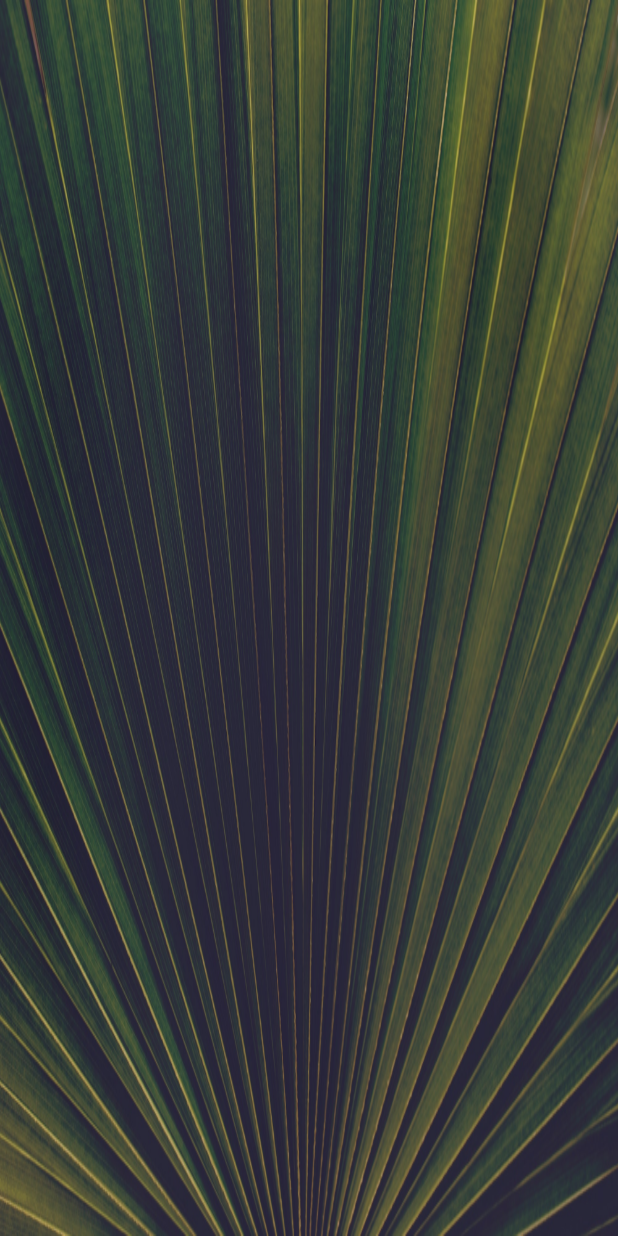
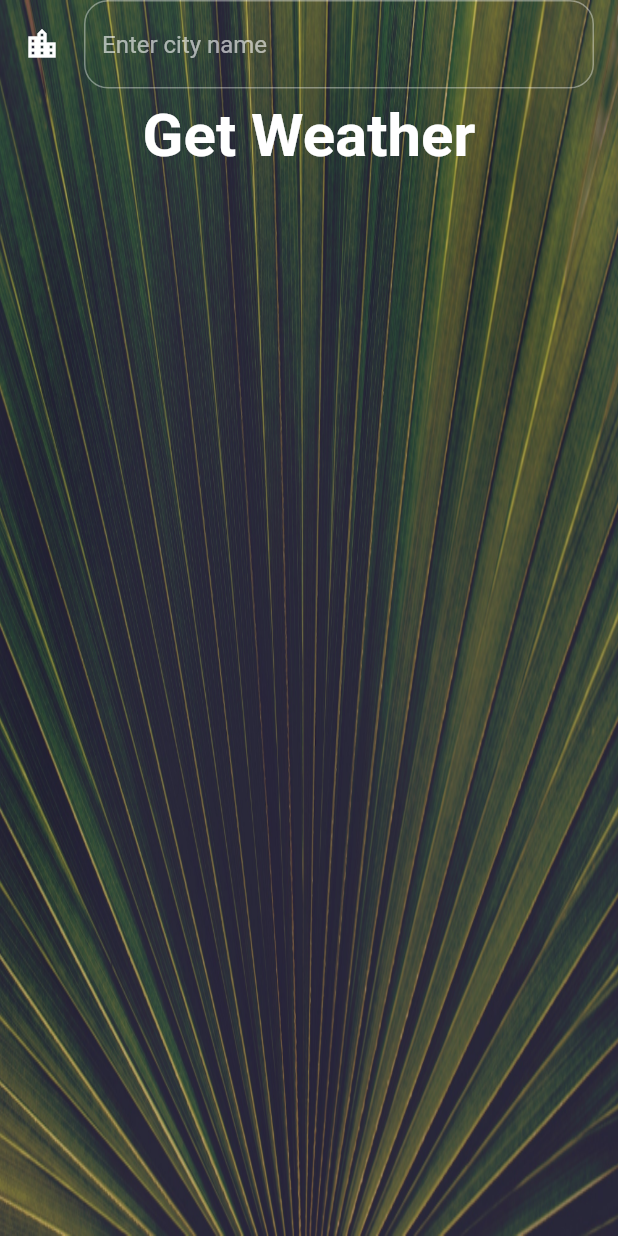
Before and after one commit to codewhite7777/flutter_bootcamp, a Flutter app: the SearchScreen screen opened by its route, on a phone screen of 412 x 824 dp. Run offline on Flutter 3.47's test engine with Material 2 defaults, Android fonts, the phone set to English and light mode, and no system bars; our stand-ins replace animated_text_kit, audioplayers, flutter_spinkit, font_awesome_flutter, geolocator; statements that could not run were skipped.

Commit message:
feat : search_screen

```diff
--- a/clima/lib/screen/main_screen.dart
+++ b/clima/lib/screen/main_screen.dart
@@ -105,9 +105,11 @@ class _MainScreenState extends State<MainScreen> {
                     hoverColor: Colors.red,
                   ),
                   IconButton(
-                    onPressed: () {
-                      Navigator.pushNamed(context, '/search');
-                      print('Search Button');
+                    onPressed: () async {
+                      final temp =
+                          await Navigator.pushNamed(context, '/search');
+                      if (temp == null) return;
+                      print('update');
                     },
                     icon: Icon(FontAwesomeIcons.treeCity),
                     iconSize: 40,
--- a/clima/lib/screen/search_screen.dart
+++ b/clima/lib/screen/search_screen.dart
@@ -9,12 +9,62 @@ class SearchScreen extends StatefulWidget {
 }
 
 class _SearchScreenState extends State<SearchScreen> {
+  String? searchTarget;
+
   @override
   Widget build(BuildContext context) {
     return Scaffold(
       body: Stack(
         children: [
           BackGroundImage(imagePath: 'images/city_background.jpg'),
+          SafeArea(
+            child: Column(
+              crossAxisAlignment: CrossAxisAlignment.center,
+              children: [
+                Padding(
+                  padding: const EdgeInsets.symmetric(horizontal: 16.0),
+                  child: TextField(
+                    onChanged: (String value) {
+                      searchTarget = value;
+                    },
+                    cursorColor: Colors.grey,
+                    maxLines: 1,
+                    style: TextStyle(
+                      color: Colors.white,
+                    ),
+                    decoration: InputDecoration(
+                      hintText: 'Enter city name',
+                      icon: Icon(
+                        Icons.location_city_outlined,
+                        color: Colors.white,
+                      ),
+                      border: OutlineInputBorder(
+                        borderRadius: BorderRadius.circular(16),
+                        borderSide: BorderSide(
+                          color: Colors.red,
+                          width: 20,
+                          style: BorderStyle.solid,
+                        ),
+                      ),
+                    ),
+                  ),
+                ),
+                TextButton(
+                  child: Text(
+                    'Get Weather',
+                    style: TextStyle(
+                      color: Colors.white,
+                      fontSize: 40.0,
+                      fontWeight: FontWeight.bold,
+                    ),
+                  ),
+                  onPressed: () {
+                    Navigator.pop(context, searchTarget);
+                  },
+                ),
+              ],
+            ),
+          ),
         ],
       ),
     );
```
